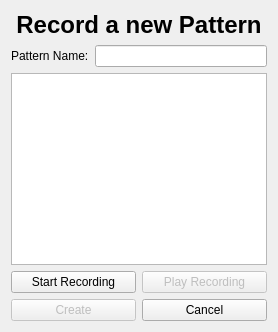
Qt form patternwindow.ui (d32f123/master-thesis) before a commit.
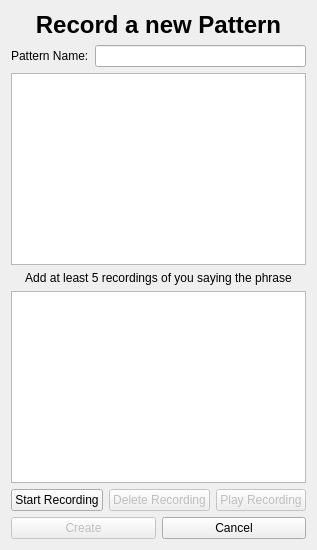
The same form after that commit. Custom widgets are drawn as their Qt base class.

Commit message: Add multiple recordings functionality

What changed in the file:
```diff
--- a/patternwindow.ui
+++ b/patternwindow.ui
@@ -9,8 +9,8 @@
             <rect>
                 <x>0</x>
                 <y>0</y>
-                <width>425</width>
-                <height>365</height>
+    <width>446</width>
+    <height>603</height>
             </rect>
         </property>
         <property name="sizePolicy">
@@ -65,6 +65,35 @@
                     <item>
                         <widget class="IODevicePlotterWidget" name="ioPlotter"/>
                     </item>
+     <item>
+      <widget class="QLabel" name="recordingsLabel">
+       <property name="text">
+        <string>Add at least 5 recordings of you saying the phrase</string>
+       </property>
+       <property name="scaledContents">
+        <bool>false</bool>
+       </property>
+       <property name="alignment">
+        <set>Qt::AlignCenter</set>
+       </property>
+      </widget>
+     </item>
+     <item>
+      <widget class="QListWidget" name="recordingsListWidget">
+       <property name="sizePolicy">
+        <sizepolicy hsizetype="Expanding" vsizetype="Expanding">
+         <horstretch>0</horstretch>
+         <verstretch>0</verstretch>
+        </sizepolicy>
+       </property>
+       <property name="baseSize">
+        <size>
+         <width>0</width>
+         <height>150</height>
+        </size>
+       </property>
+      </widget>
+     </item>
                     <item>
                         <layout class="QHBoxLayout" name="recordingLayout">
                             <property name="bottomMargin">
@@ -89,6 +118,16 @@
                                     </property>
                                 </widget>
                             </item>
+       <item>
+        <widget class="QPushButton" name="deleteRecordingButton">
+         <property name="enabled">
+          <bool>false</bool>
+         </property>
+         <property name="text">
+          <string>Delete Recording</string>
+         </property>
+        </widget>
+       </item>
                             <item>
                                 <widget class="QPushButton" name="playRecordingButton">
                                     <property name="enabled">
```
Left out of the diff: 96 changed lines with no effect on the pictures. Lines whose indentation alone changed are shown as unchanged. The commit also changes 9 other files.
